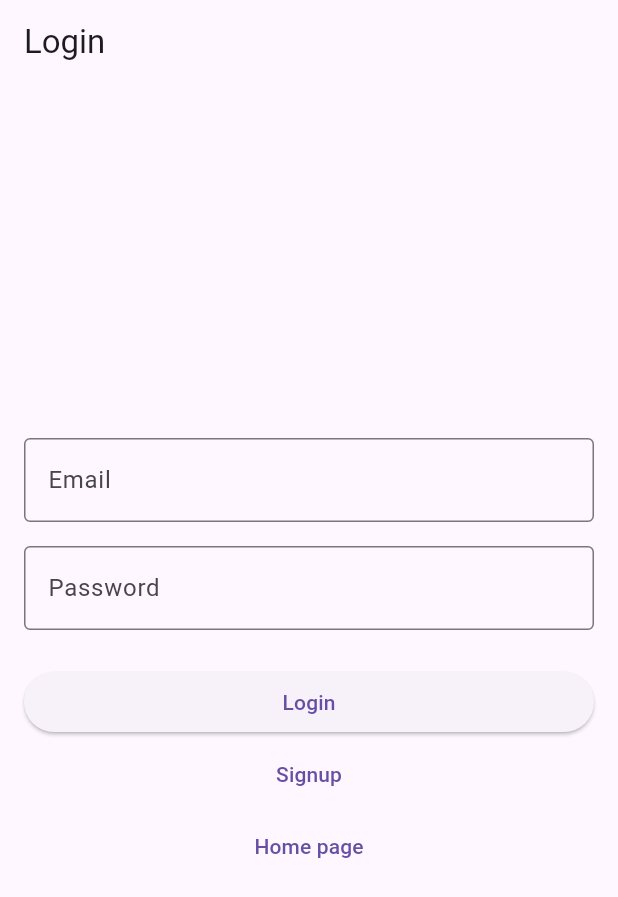
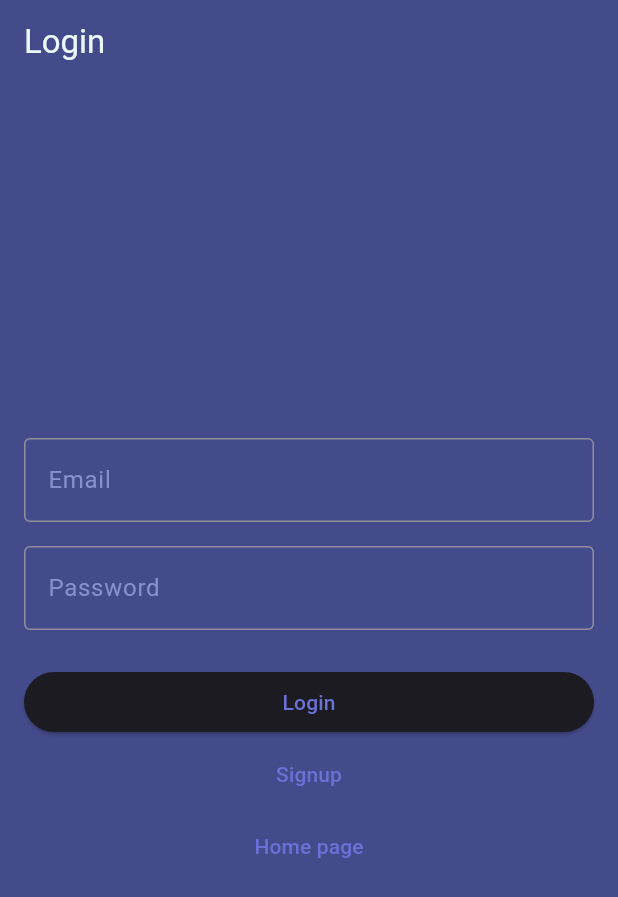
Before and after one commit to codemanbh/Garagecom, a Flutter app: the screen it shows after launch, on a phone screen of 412 x 824 dp. Shown: the top 897 px of the screen. Run offline on Flutter 3.47's test engine with Material 3 defaults, Android fonts, the phone set to English and light mode, and no system bars; our stand-ins replace cookie_jar, dio, dio_cookie_manager, image_picker.

Commit message:
updated the theme structure

```diff
--- a/lib/main.dart
+++ b/lib/main.dart
@@ -1,7 +1,9 @@
 import 'package:flutter/material.dart';
 // themes
-import 'package:garagecom/flutter_custom_themes_vol1/flutter_midnight_neon_theme.dart';
-import './flutter_custom_themes_vol1/flutter_monokai_theme.dart';
+// import 'package:garagecom/flutter_custom_themes_vol1/flutter_midnight_neon_theme.dart';
+// import './flutter_custom_themes_vol1/flutter_monokai_theme.dart';
+import './theme/flutter_midnight_neon_theme.dart';
+import './theme/flutter_monokai_theme.dart';
 // providers
 import 'package:garagecom/providers/NavProvider.dart';
 import 'package:garagecom/providers/SettingsProvider.dart';
--- /dev/null
+++ b/lib/theme/flutter_midnight_neon_theme.dart
@@ -0,0 +1,74 @@
+import 'package:flutter/material.dart';
+
+class FluttterMidnightNeonTheme {
+  FluttterMidnightNeonTheme._();
+
+  // If you want to modify both themes at once, modify the colors below.
+
+  static const Color _primaryColor = Color(0xFF6A71D7); // Soft indigo
+  static const Color _primaryInverseColor = Color(0xFF4E56A6); // Muted blue
+  static const Color _onSurfaceColor =
+      Color.fromARGB(255, 236, 247, 250); // Light lavender
+  static const Color _onSurfaceVariant = Color(0xFF8991CC); // Dusty periwinkle
+  static const Color _onPrimaryColor =
+      Color.fromARGB(255, 237, 239, 255); // Pale lavender
+  static const Color _surfaceColor = Color(0xFF444B8A); // Dark indigo
+  static const Color _backgroundColor = Color(0xFF393F72); // Deep blue-gray
+  static const Color _onSecondaryColor =
+      Color(0xFFE0E2FA); // Very light lavender
+  static const Color _onBackgroundColor = Color(0xFFB4B8DA); // Soft gray-blue
+  static const Color _secondaryColor =
+      Color(0xFF787FBF); // Medium lavender blue
+  static const Color _primaryContainer = Color(0xFF515785); // Deep muted indigo
+  static const Color _errorColor = Color(0xFFBE7D9B); // Muted pinkish-red
+  static const Color _onErrorColor = Color(0xFF3A324D); // Dark purple-gray
+
+  // If you want to modify the light theme only, modify the colors below.
+
+  static final ThemeData lightTheme = ThemeData(
+    useMaterial3: true,
+    colorScheme: ColorScheme.fromSeed(
+      brightness: Brightness.light,
+      seedColor: FluttterMidnightNeonTheme._primaryColor,
+      background: FluttterMidnightNeonTheme._backgroundColor,
+      primary: FluttterMidnightNeonTheme._primaryColor,
+      secondary: FluttterMidnightNeonTheme._secondaryColor,
+      inversePrimary: FluttterMidnightNeonTheme._primaryInverseColor,
+      onSurface: FluttterMidnightNeonTheme._onSurfaceColor,
+      surface: FluttterMidnightNeonTheme._surfaceColor,
+      onSurfaceVariant: FluttterMidnightNeonTheme._onSurfaceVariant,
+      onPrimary: FluttterMidnightNeonTheme._onPrimaryColor,
+      onSecondary: FluttterMidnightNeonTheme._onSecondaryColor,
+      onBackground: FluttterMidnightNeonTheme._onBackgroundColor,
+      primaryContainer: FluttterMidnightNeonTheme._primaryContainer,
+      error: FluttterMidnightNeonTheme._errorColor,
+      onError: FluttterMidnightNeonTheme._onErrorColor,
+    ),
+  );
+
+  // If you want to modify the dark theme only, modify the colors below.
+
+  static final ThemeData darkTheme = ThemeData(
+    useMaterial3: true,
+    colorScheme: ColorScheme.fromSeed(
+      brightness: Brightness.dark,
+      seedColor: FluttterMidnightNeonTheme._primaryColor,
+      background: FluttterMidnightNeonTheme._backgroundColor,
+      primary: FluttterMidnightNeonTheme._primaryColor,
+      secondary: FluttterMidnightNeonTheme._secondaryColor,
+      inversePrimary: FluttterMidnightNeonTheme._primaryInverseColor,
+      onSurface: FluttterMidnightNeonTheme._onSurfaceColor,
+      surface: FluttterMidnightNeonTheme._surfaceColor,
+      onSurfaceVariant: FluttterMidnightNeonTheme._onSurfaceVariant,
+      onPrimary: FluttterMidnightNeonTheme._onPrimaryColor,
+      onSecondary: FluttterMidnightNeonTheme._onSecondaryColor,
+      onBackground: FluttterMidnightNeonTheme._onBackgroundColor,
+      primaryContainer: FluttterMidnightNeonTheme._primaryContainer,
+      error: FluttterMidnightNeonTheme._errorColor,
+      onError: FluttterMidnightNeonTheme._onErrorColor,
+    ),
+  );
+}
+
+// A custom theme by Ivan Robayo | Check out FlutterCustomThemesVol1 for more.
+// GitHub: @navirobayo
```
Also changed, not shown: lib/theme/flutter_monokai_theme.dart (added, +71 -0 lines).
